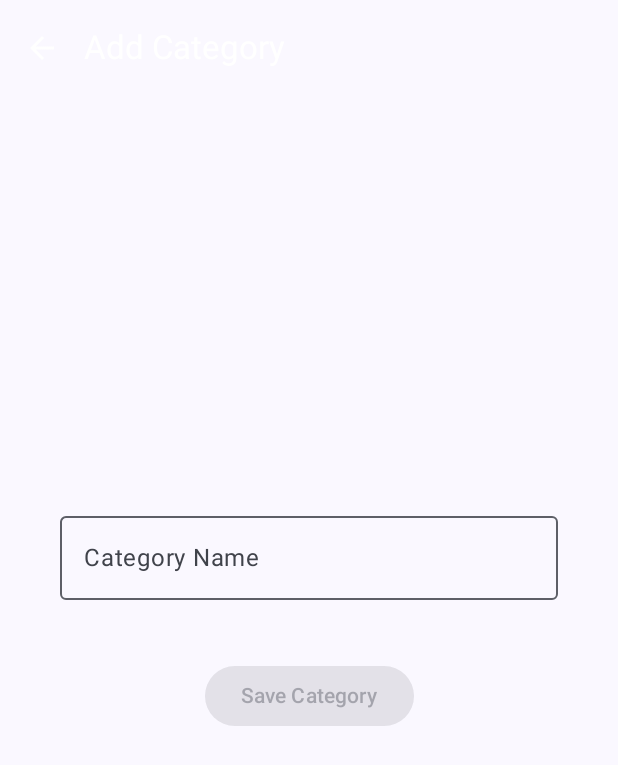
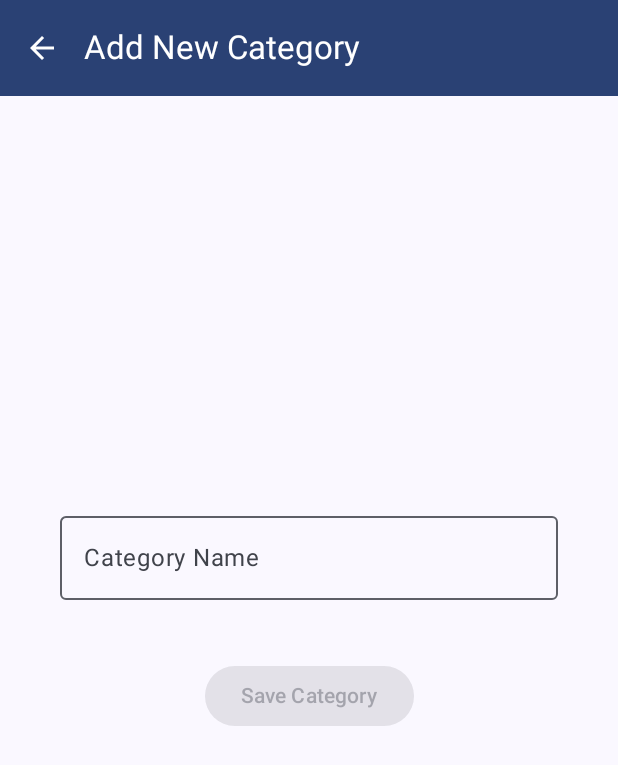
Before and after one commit to Macawls/PlanningApp, an Android app built with Jetpack Compose: the composable AddCategoryScreen shown on its own in the app's theme, on a phone screen of 412 x 824 dp. Shown: the top 765 px of the screen. Run offline under Robolectric (Android 15) with nearby library versions, the phone set to English and light mode, and no system bars; our stand-ins replace Dagger/Hilt's generated code; libraries missing offline, so code that uses them is left out: io.github.jan.supabase; 1 statement that could not run was skipped.

Commit message:
add title for add category page

```diff
--- a/app/src/main/java/com/org/planningapp/ui/screens/categories/add/AddCategory.kt
+++ b/app/src/main/java/com/org/planningapp/ui/screens/categories/add/AddCategory.kt
@@ -1,7 +1,6 @@
 package com.org.planningapp.ui.screens.categories.add
 
 import android.annotation.SuppressLint
-import androidx.compose.foundation.background
 import androidx.compose.foundation.layout.Arrangement
 import androidx.compose.foundation.layout.Column
 import androidx.compose.foundation.layout.Spacer
@@ -18,10 +17,14 @@ import androidx.compose.material3.IconButton
 import androidx.compose.material3.MaterialTheme
 import androidx.compose.material3.OutlinedTextField
 import androidx.compose.material3.Scaffold
+import androidx.compose.material3.SnackbarHost
+import androidx.compose.material3.SnackbarHostState
 import androidx.compose.material3.Text
 import androidx.compose.material3.TopAppBar
+import androidx.compose.material3.TopAppBarDefaults
 import androidx.compose.runtime.Composable
 import androidx.compose.runtime.collectAsState
+import androidx.compose.runtime.remember
 import androidx.compose.runtime.rememberCoroutineScope
 import androidx.compose.ui.Alignment
 import androidx.compose.ui.Modifier
@@ -45,9 +48,10 @@ fun AddCategoryScreen(
     navController: NavController,
     addCategoryViewModel: AddCategoryViewModel = hiltViewModel(),
 ) {
+
+    val routineScope = rememberCoroutineScope()
+    val snackBarHostState = remember { SnackbarHostState() }
     val title = addCategoryViewModel.title.collectAsState()
-    val loading = addCategoryViewModel.isLoading.collectAsState()
-    val routineScope = rememberCoroutineScope()
 
     fun submitAddCategory(){
         var res: Boolean = false
@@ -66,6 +70,7 @@ fun AddCategoryScreen(
     }
 
     Scaffold(
+        snackbarHost = { SnackbarHost(hostState = snackBarHostState) },
         topBar = {
             TopAppBar(
                 navigationIcon = {
@@ -79,16 +84,17 @@ fun AddCategoryScreen(
                         )
                     }
                 },
-                modifier = Modifier.background(MaterialTheme.colorScheme.primary),
+                colors = TopAppBarDefaults.topAppBarColors(containerColor = MaterialTheme.colorScheme.primary),
                 title = {
                     Text(
-                        text = "Add Category",
+                        text = "Add New Category",
                         color = MaterialTheme.colorScheme.onPrimary,
                     )
                 },
             )
         }
     ){
+        val loading = addCategoryViewModel.isLoading.collectAsState()
         Column(
             verticalArrangement = Arrangement.Center,
             horizontalAlignment = Alignment.CenterHorizontally,
```
